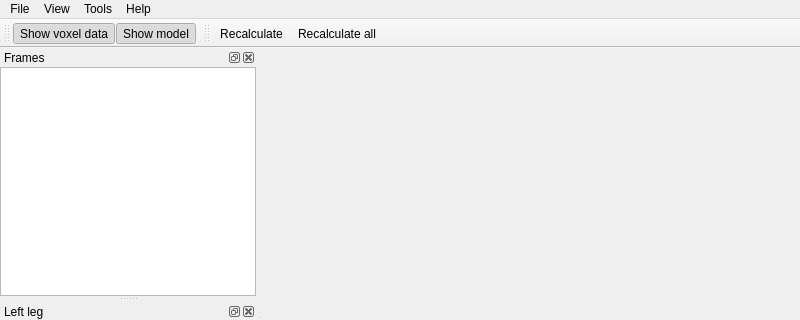
Above: modelfitting/src/mainwindow.ui from davidsansome/gait-modelfitting before the change; both pictures show x 0 to 800 and y 0 to 320 of the 800 by 600 pixel window. Below: the same form after it.
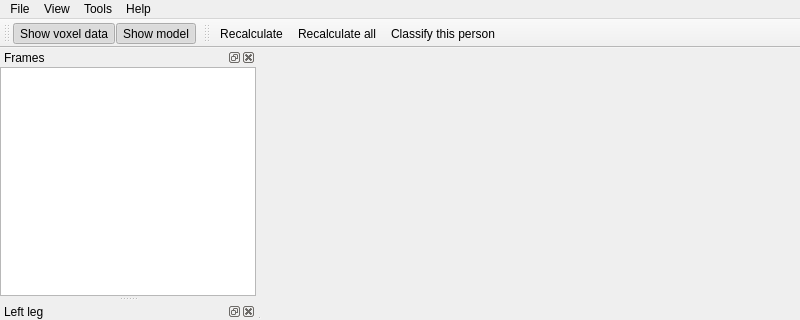
That is the form after the change. Icons and pictures are not drawn. Custom widgets are drawn as their Qt base class.

```diff
--- a/modelfitting/src/mainwindow.ui
+++ b/modelfitting/src/mainwindow.ui
@@ -408,9 +408,9 @@
   <widget class="QToolBar" name="recalculateToolbar" >
    <property name="geometry" >
     <rect>
-     <x>291</x>
-     <y>27</y>
-     <width>509</width>
+     <x>285</x>
+     <y>25</y>
+     <width>515</width>
      <height>38</height>
     </rect>
    </property>
@@ -428,6 +428,7 @@
    </attribute>
    <addaction name="actionRecalculate" />
    <addaction name="actionRecalculateAll" />
+   <addaction name="actionClassify" />
   </widget>
   <widget class="QDockWidget" name="dockWidget_4" >
    <property name="geometry" >
@@ -635,6 +636,15 @@
     <string>Plot FFT graphs...</string>
    </property>
   </action>
+  <action name="actionClassify" >
+   <property name="icon" >
+    <iconset resource="../data/resources.qrc" >
+     <normaloff>:/classify.png</normaloff>:/classify.png</iconset>
+   </property>
+   <property name="text" >
+    <string>Classify this person...</string>
+   </property>
+  </action>
  </widget>
  <customwidgets>
   <customwidget>
```
Left out of the diff: 36 changed lines with no effect on the pictures.
